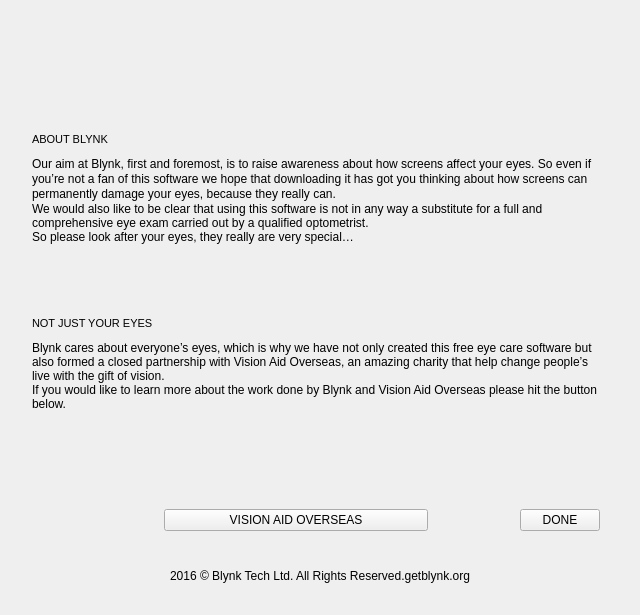
First picture: the form in blynk/aboutwindow.ui, repository flegall2014/Blynk, before the edit.
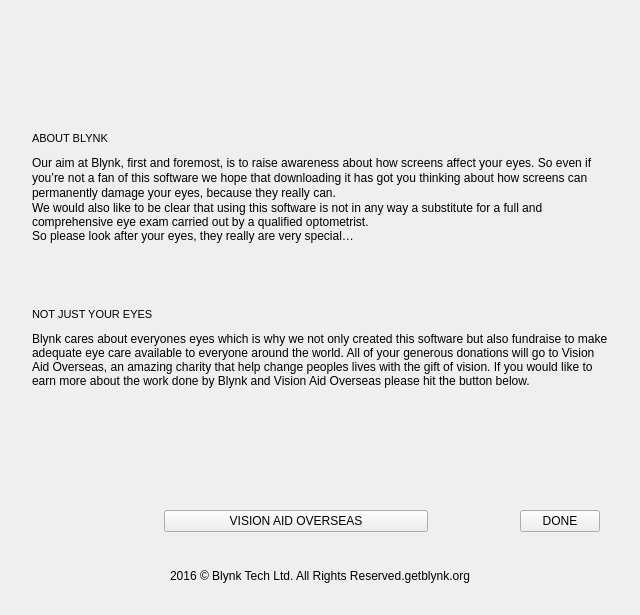
Second picture: the form after the edit. Icons and pictures are not drawn. Custom widgets are drawn as their Qt base class.

```diff
--- a/blynk/aboutwindow.ui
+++ b/blynk/aboutwindow.ui
@@ -224,13 +224,13 @@
      <property name="minimumSize">
       <size>
        <width>0</width>
-       <height>148</height>
+       <height>140</height>
       </size>
      </property>
      <property name="maximumSize">
       <size>
        <width>16777215</width>
-       <height>148</height>
+       <height>140</height>
       </size>
      </property>
      <property name="text">
@@ -331,19 +331,18 @@
      <property name="minimumSize">
       <size>
        <width>0</width>
-       <height>128</height>
+       <height>140</height>
       </size>
      </property>
      <property name="maximumSize">
       <size>
        <width>16777215</width>
-       <height>128</height>
+       <height>140</height>
       </size>
      </property>
      <property name="text">
-      <string>Blynk cares about everyone’s eyes, which is why we have not only created this free eye care software but also formed a closed partnership with Vision Aid Overseas, an amazing charity that help change people’s live with the gift of vision.
-If you would like to learn more about the work done by Blynk and Vision Aid Overseas please hit the button below.
-</string>
+      <string>Blynk cares about everyones eyes which is why we not only created this software but also fundraise to make adequate eye care available to everyone around the world. All of your generous donations will go to Vision Aid Overseas, an amazing charity that help change peoples lives with the gift of vision. If you would like to earn more about the work done by Blynk and Vision Aid Overseas please hit the button below.
+    </string>
      </property>
      <property name="alignment">
       <set>Qt::AlignLeading|Qt::AlignLeft|Qt::AlignTop</set>
```
